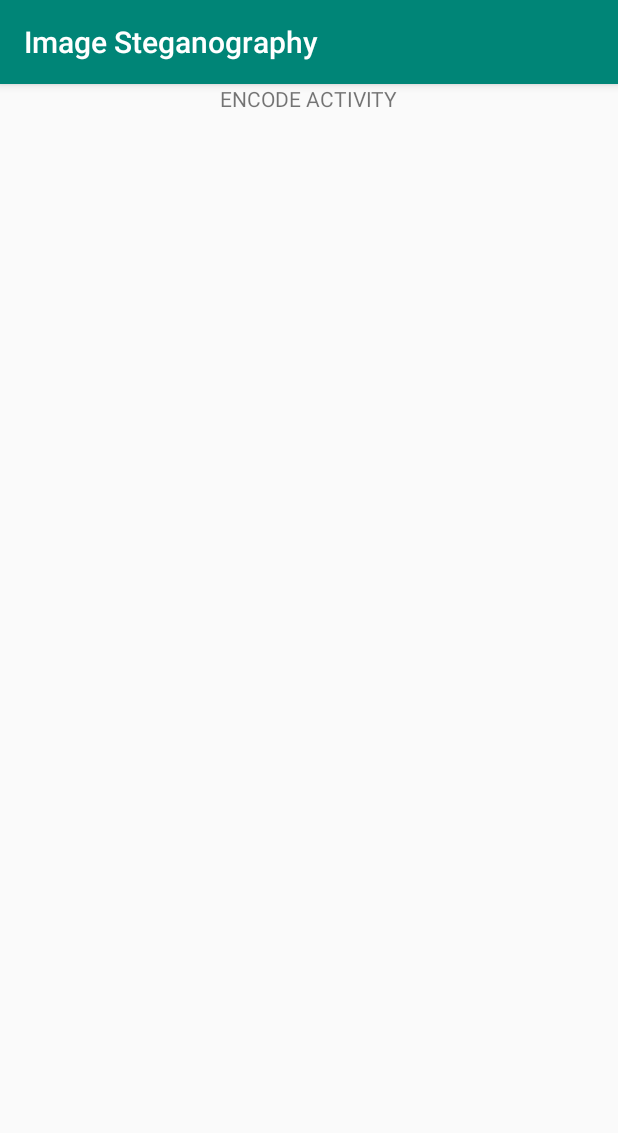
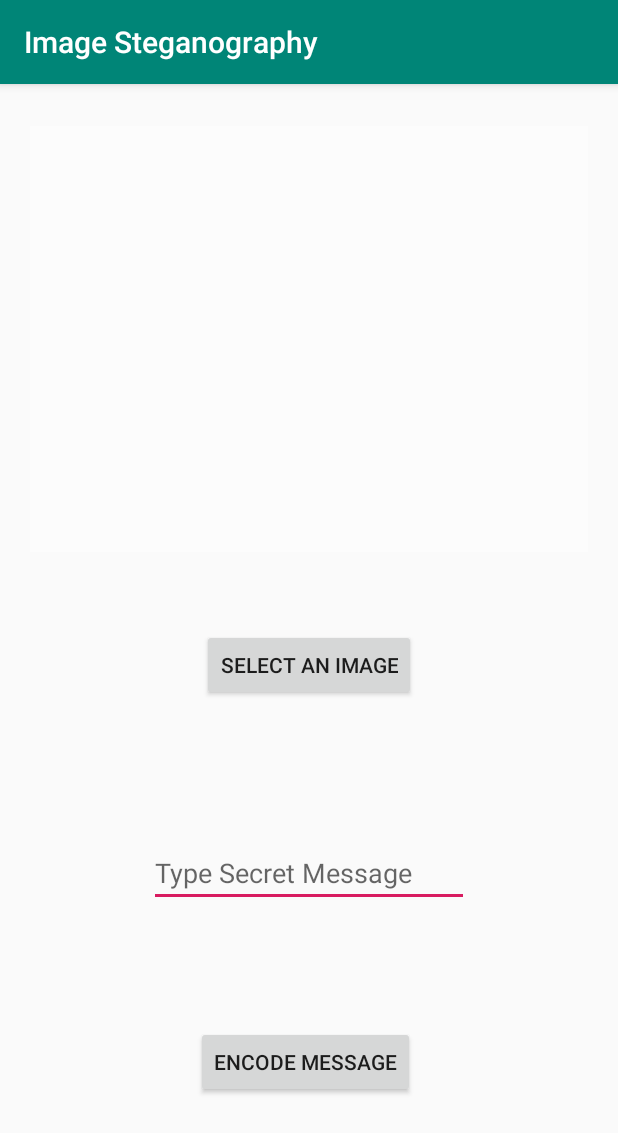
Before and after one commit to RAVURISREESAIHARIKRISHNA/Image-Steganography-Android, an Android app: the EncodeActivity screen opened directly, with no data from a screen before it, on a phone screen of 412 x 824 dp. Shown: the top 1133 px of the screen. Run offline under Robolectric (Android 15) with nearby library versions, the phone set to English and light mode, and no system bars; 1 statement that could not run was skipped.

Commit message:
EncodeActivity Mat Object created Sucessfully

```diff
--- a/app/src/main/AndroidManifest.xml
+++ b/app/src/main/AndroidManifest.xml
@@ -21,5 +21,6 @@
         <activity android:name=".DecodeActivity"></activity>
 
     </application>
+    <uses-permission android:name="android.permission.WRITE_EXTERNAL_STORAGE" />
 
 </manifest>
--- a/app/src/main/java/com/example/hari/imagesteganography/EncodeActivity.java
+++ b/app/src/main/java/com/example/hari/imagesteganography/EncodeActivity.java
@@ -1,12 +1,94 @@
 package com.example.hari.imagesteganography;
 
+import android.content.Intent;
+import android.graphics.Bitmap;
+import android.net.Uri;
 import android.os.Bundle;
 import android.support.v7.app.AppCompatActivity;
+import android.util.Log;
+import android.view.View;
+import android.widget.Button;
+import android.provider.MediaStore;
+
+
+import org.opencv.core.Core;
+import org.opencv.core.CvType;
+import org.opencv.imgcodecs.Imgcodecs;
+import org.opencv.core.Mat;
+import org.opencv.android.Utils;
 
 public class EncodeActivity extends AppCompatActivity {
+
+    private Uri uriPhoto;
+
+    private static final int SELCT_IMAGE_CODE = 1;
+
+
+
     @Override
     protected void onCreate(Bundle savedInstanceState) {
+        System.loadLibrary("opencv_java3");
+
         super.onCreate(savedInstanceState);
         setContentView(R.layout.encode_activity_layout);
+
+        Button selectImage = (Button) findViewById(R.id.select_image_enc_pr);
+//        Button selectImage_Landscape = (Button) findViewById(R.id.select_image_enc_land);
+
+        selectImage.setOnClickListener(
+                new Button.OnClickListener(){
+                    public void onClick(View v){
+                        selectImageFromGallery();
+                    }
+                }
+        );
+//        selectImage_Landscape.setOnClickListener(
+//                new Button.OnClickListener(){
+//                    public void onClick(View v){
+//                        selectImageFromGallery();
+//                    }
+//                }
+//        );
+
+    }
+
+    @Override
+    protected void onActivityResult(int requestCode , int resultCode , Intent data){
+        if(resultCode == RESULT_OK){
+            Uri imageUri;
+            if(data == null || data.getData()== null){
+                imageUri = uriPhoto;
+//                Log.i("URI","HERE");
+            }else{
+                imageUri = data.getData();
+                Log.i("URI",imageUri.toString());
+                Imgcodecs imageCodecs = new Imgcodecs();
+                Mat obj = null;
+                try{
+                    Bitmap bmp = MediaStore.Images.Media.getBitmap(
+                            this.getContentResolver(),
+                            imageUri);
+                    obj = new Mat(bmp.getWidth(), bmp.getHeight(), CvType.CV_8UC4);
+                    Utils.bitmapToMat(bmp, obj);
+                }catch(Exception e){
+                    Log.i("URI","Exception caught");
+                }
+                Log.i("URI" , "MAT OBJECT CREATED SUCCESSFULLY");
+                Log.i("URI" , new Integer((int) obj.size().height).toString());
+                Log.i("URI" , new Integer((int) obj.size().width).toString());
+            }
+            Intent intent = new Intent();
+            intent.setData(imageUri);
+            setResult(RESULT_OK , intent);
+            finish();
+        }
+    }
+
+    private void selectImageFromGallery(){
+        Intent intent = new Intent(Intent.ACTION_GET_CONTENT);
+        intent.setType("image/png");
+        if(intent.resolveActivity(getPackageManager()) != null){
+            startActivityForResult(intent , SELCT_IMAGE_CODE);
+        }
     }
 }
--- /dev/null
+++ b/app/src/main/res/layout-land/encode_activity_layout.xml
@@ -0,0 +1,55 @@
+<?xml version="1.0" encoding="utf-8"?>
+<android.support.constraint.ConstraintLayout xmlns:android="http://schemas.android.com/apk/res/android"
+    xmlns:app="http://schemas.android.com/apk/res-auto"
+    xmlns:tools="http://schemas.android.com/tools"
+    android:layout_width="match_parent"
+    android:layout_height="match_parent">
+
+    <ImageView
+        android:id="@+id/imageView2"
+        android:layout_width="366dp"
+        android:layout_height="334dp"
+        android:layout_marginStart="16dp"
+        app:layout_constraintStart_toStartOf="parent"
+        app:layout_constraintTop_toTopOf="parent"
+        app:srcCompat="@android:drawable/screen_background_light_transparent" />
+
+    <Button
+        android:id="@+id/select_image_enc_pr"
+        android:layout_width="wrap_content"
+        android:layout_height="wrap_content"
+        android:layout_marginTop="36dp"
+        android:layout_marginEnd="108dp"
+        android:text="Select an Image"
+        app:layout_constraintEnd_toEndOf="parent"
+        app:layout_constraintTop_toTopOf="parent" />
+
+    <EditText
+        android:id="@+id/editText2"
+        android:layout_width="194dp"
+        android:layout_height="wrap_content"
+        android:layout_marginStart="8dp"
+        android:layout_marginEnd="8dp"
+        android:ems="10"
+        android:hint="Type Secret Message"
+        android:inputType="textPersonName"
+        app:layout_constraintBottom_toBottomOf="parent"
+        app:layout_constraintEnd_toEndOf="parent"
+        app:layout_constraintHorizontal_bias="0.617"
+        app:layout_constraintStart_toEndOf="@+id/imageView2"
+        app:layout_constraintTop_toTopOf="parent"
+        app:layout_constraintVertical_bias="0.464" />
+
+    <Button
+        android:id="@+id/enc_msg_btn_land"
+        android:layout_width="wrap_content"
+        android:layout_height="wrap_content"
+        android:layout_marginTop="8dp"
+        android:layout_marginEnd="100dp"
+        android:layout_marginBottom="64dp"
+        android:text="@string/encode_message"
+        app:layout_constraintBottom_toBottomOf="parent"
+        app:layout_constraintEnd_toEndOf="parent"
+        app:layout_constraintTop_toBottomOf="@+id/editText2"
+        app:layout_constraintVertical_bias="1.0" />
+</android.support.constraint.ConstraintLayout>
--- a/app/src/main/res/layout/encode_activity_layout.xml
+++ b/app/src/main/res/layout/encode_activity_layout.xml
@@ -1,17 +1,60 @@
 <?xml version="1.0" encoding="utf-8"?>
-<android.support.constraint.ConstraintLayout
-    xmlns:android="http://schemas.android.com/apk/res/android"
+<android.support.constraint.ConstraintLayout xmlns:android="http://schemas.android.com/apk/res/android"
     xmlns:app="http://schemas.android.com/apk/res-auto"
     xmlns:tools="http://schemas.android.com/tools"
     android:layout_width="match_parent"
-    android:layout_height="match_parent">
+    android:layout_height="match_parent"
+    tools:layout_editor_absoluteY="81dp">
 
-    <TextView
-        android:id="@+id/textView"
+    <ImageView
+        android:id="@+id/imageView2"
+        android:layout_width="0dp"
+        android:layout_height="0dp"
+        android:layout_marginStart="20dp"
+        android:layout_marginTop="28dp"
+        android:layout_marginEnd="20dp"
+        android:layout_marginBottom="51dp"
+        app:layout_constraintBottom_toTopOf="@+id/select_image_enc_pr"
+        app:layout_constraintEnd_toEndOf="parent"
+        app:layout_constraintStart_toStartOf="parent"
+        app:layout_constraintTop_toTopOf="parent"
+        app:srcCompat="@android:drawable/screen_background_light_transparent"
+        android:contentDescription="TODO" />
+
+    <Button
+        android:id="@+id/select_image_enc_pr"
         android:layout_width="wrap_content"
         android:layout_height="wrap_content"
-        android:text="ENCODE ACTIVITY"
+        android:layout_marginBottom="92dp"
+        android:text="@string/select_an_image"
+        app:layout_constraintBottom_toTopOf="@+id/msg_enc_pr"
         app:layout_constraintEnd_toEndOf="parent"
         app:layout_constraintStart_toStartOf="parent"
-        tools:layout_editor_absoluteY="308dp" />
+        app:layout_constraintTop_toBottomOf="@+id/imageView2" />
+
+    <EditText
+        android:id="@+id/msg_enc_pr"
+        android:layout_width="wrap_content"
+        android:layout_height="wrap_content"
+        android:layout_marginBottom="79dp"
+        android:ems="10"
+        android:hint="@string/type_secret_message"
+        android:inputType="text|textPersonName"
+        app:layout_constraintBottom_toTopOf="@+id/enc_msg_btn_pr"
+        app:layout_constraintEnd_toEndOf="parent"
+        app:layout_constraintStart_toStartOf="parent"
+        app:layout_constraintTop_toBottomOf="@+id/select_image_enc_pr" />
+
+    <Button
+        android:id="@+id/enc_msg_btn_pr"
+        android:layout_width="wrap_content"
+        android:layout_height="wrap_content"
+        android:layout_marginBottom="92dp"
+        android:text="@string/encode_message"
+        app:layout_constraintBottom_toBottomOf="parent"
+        app:layout_constraintEnd_toEndOf="parent"
+        app:layout_constraintHorizontal_bias="0.492"
+        app:layout_constraintStart_toStartOf="parent"
+        app:layout_constraintTop_toBottomOf="@+id/msg_enc_pr" />
+
 </android.support.constraint.ConstraintLayout>
--- a/app/src/main/res/values/strings.xml
+++ b/app/src/main/res/values/strings.xml
@@ -1,3 +1,8 @@
 <resources>
     <string name="app_name">Image Steganography</string>
+    <string name="select_a_image">Select a Image</string>
+    <string name="type_secret_message">Type Secret Message</string>
+    <string name="name">Name</string>
+    <string name="encode_message">ENCODE Message</string>
+    <string name="select_an_image">Select an Image</string>
 </resources>
```
